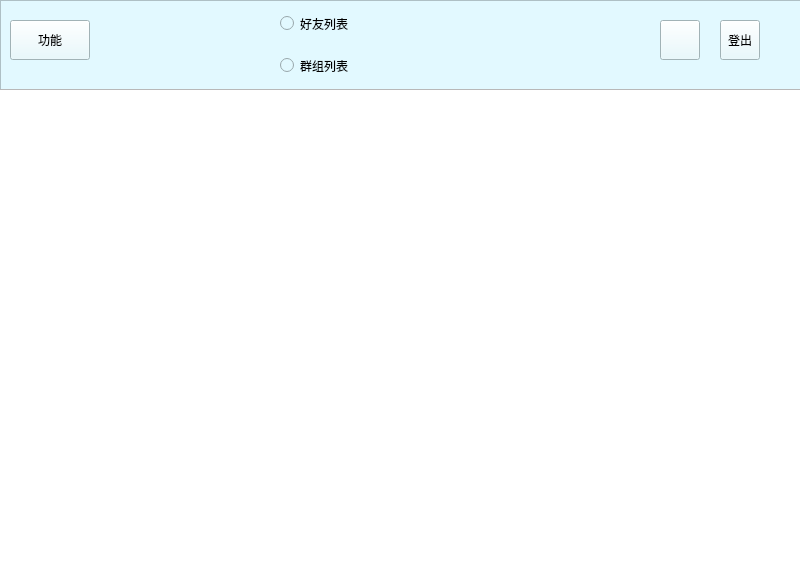
This is chat/usrmain.ui in Snowball-Di/cs2021_qt_chat as Qt 5 draws it before an edit. The edited form follows.
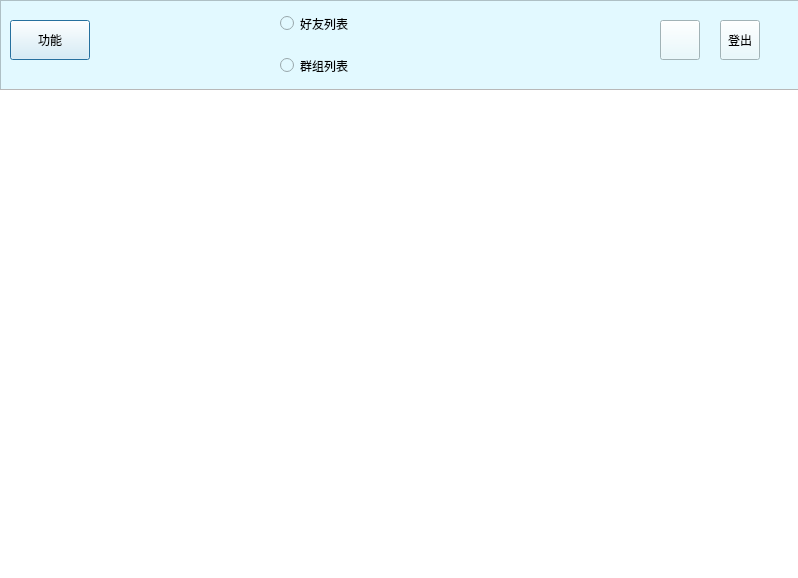
This is the edited form. Icons and pictures are not drawn.

Diff of the .ui file:
```diff
--- a/chat/usrmain.ui
+++ b/chat/usrmain.ui
@@ -1,12 +1,12 @@
 <?xml version="1.0" encoding="UTF-8"?>
 <ui version="4.0">
  <class>UsrMain</class>
- <widget class="QWidget" name="UsrMain">
+ <widget class="QDialog" name="UsrMain">
   <property name="geometry">
    <rect>
     <x>0</x>
     <y>0</y>
-    <width>800</width>
+    <width>798</width>
     <height>578</height>
    </rect>
   </property>
```
Left out of the diff: 8 changed lines with no effect on the pictures.
